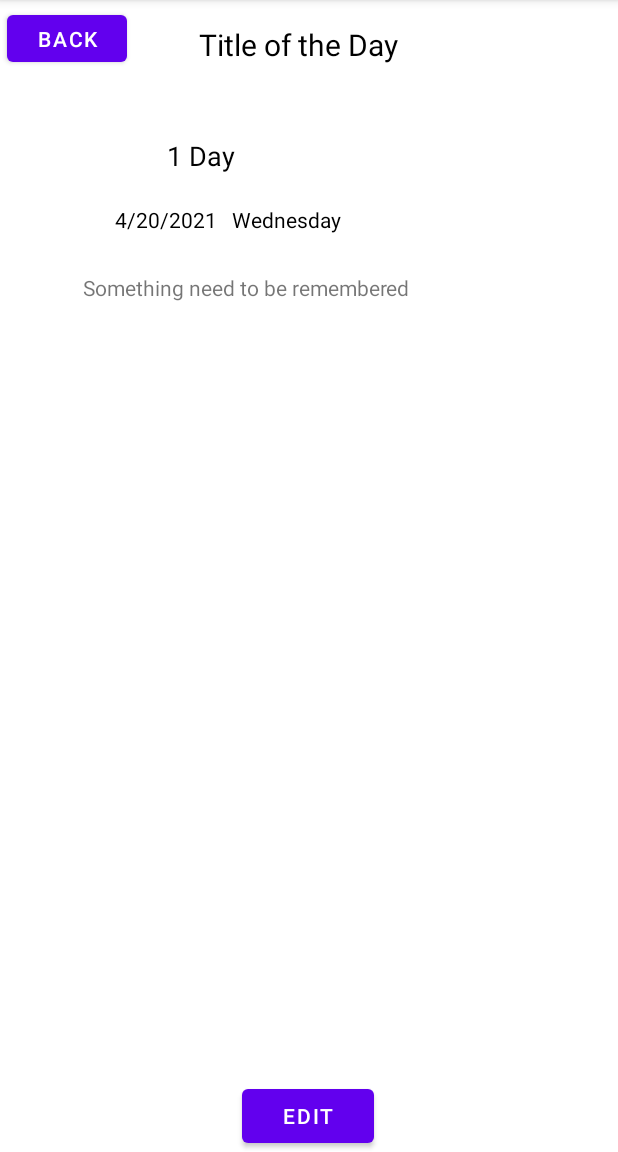
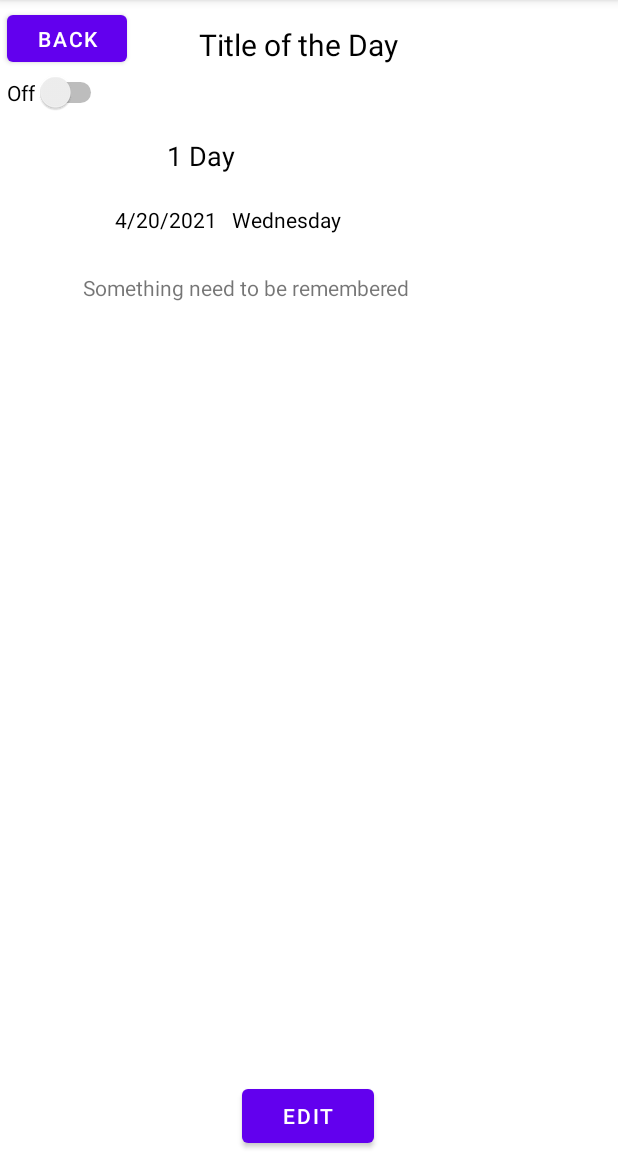
Before and after one commit to huayu1998/Group_Remember, an Android app: the Day screen opened directly, with no data from a screen before it, on a phone screen of 412 x 824 dp, the part 84-1236 px from its top. Run offline under Robolectric (Android 15) with nearby library versions, the light colour scheme and no system bars; 5 statements that could not run were skipped.

Commit message:
huayu commit

```diff
--- a/app/src/main/java/com/example/group_remember/Day.java
+++ b/app/src/main/java/com/example/group_remember/Day.java
@@ -7,8 +7,11 @@ import android.media.MediaPlayer;
 import android.os.Bundle;
 import android.view.View;
 import android.widget.Button;
+import android.widget.CompoundButton;
 import android.widget.ImageView;
+import android.widget.Switch;
 import android.widget.TextView;
+import android.widget.Toast;
 
 import com.google.android.material.floatingactionbutton.FloatingActionButton;
 
@@ -25,6 +28,7 @@ public class Day extends AppCompatActivity {
     //FloatingActionButton music;
     Button editText;
     MediaPlayer mp;
+    Switch musicOnOff;
 
     //接收信息
     ArrayList<Date> dateList;
@@ -54,12 +58,13 @@ public class Day extends AppCompatActivity {
         message = (TextView)findViewById(R.id.messageT);
         back = (Button) findViewById(R.id.back);
         button = (Button)findViewById(R.id.edit);
+        musicOnOff = (Switch) findViewById(R.id.musicOnOff);
 
         // Set the Text Information
         setInformation();
 
         // Play the music
-        if (!date.getMusic().isEmpty()) {
+        if (!date.getMusic().equals("null")) {
 
             if (date.getMusic().equals("Music1")) {
                 mp = MediaPlayer.create(Day.this, R.raw.song1);
@@ -83,6 +88,34 @@ public class Day extends AppCompatActivity {
             }
 
         }
+        else {
+            musicOnOff.setChecked(false);
+            musicOnOff.setText("Off");
+        }
+
+        // Turn on or off the music
+        musicOnOff.setOnCheckedChangeListener(new CompoundButton.OnCheckedChangeListener() {
+            @Override
+            public void onCheckedChanged(CompoundButton buttonView, boolean isChecked) {
+
+                if (mp != null) {
+                    if (isChecked == false) {
+                        musicOnOff.setText("Off");
+                        mp.pause();
+                    }
+                    else if (isChecked == true) {
+                        musicOnOff.setText("On");
+                        mp.start();
+                    }
+                }
+                else if (mp == null) {
+                    musicOnOff.setText("Off");
+                    musicOnOff.setChecked(false);
+                    Toast.makeText(Day.this, "Not select music yet.", Toast.LENGTH_SHORT).show();
+                }
+
+            }
+        });
 
         back.setOnClickListener(new View.OnClickListener() {
             @Override
--- a/app/src/main/res/layout/activity_day.xml
+++ b/app/src/main/res/layout/activity_day.xml
@@ -87,5 +87,17 @@
         app:layout_constraintStart_toStartOf="parent"
         app:layout_constraintTop_toTopOf="parent" />
 
+    <Switch
+        android:id="@+id/musicOnOff"
+        android:layout_width="wrap_content"
+        android:layout_height="wrap_content"
+        android:layout_marginTop="48dp"
+        android:checked="true"
+        android:text="On"
+        app:layout_constraintEnd_toEndOf="parent"
+        app:layout_constraintHorizontal_bias="0.014"
+        app:layout_constraintStart_toStartOf="parent"
+        app:layout_constraintTop_toTopOf="parent" />
+
 
 </androidx.constraintlayout.widget.ConstraintLayout>
```
